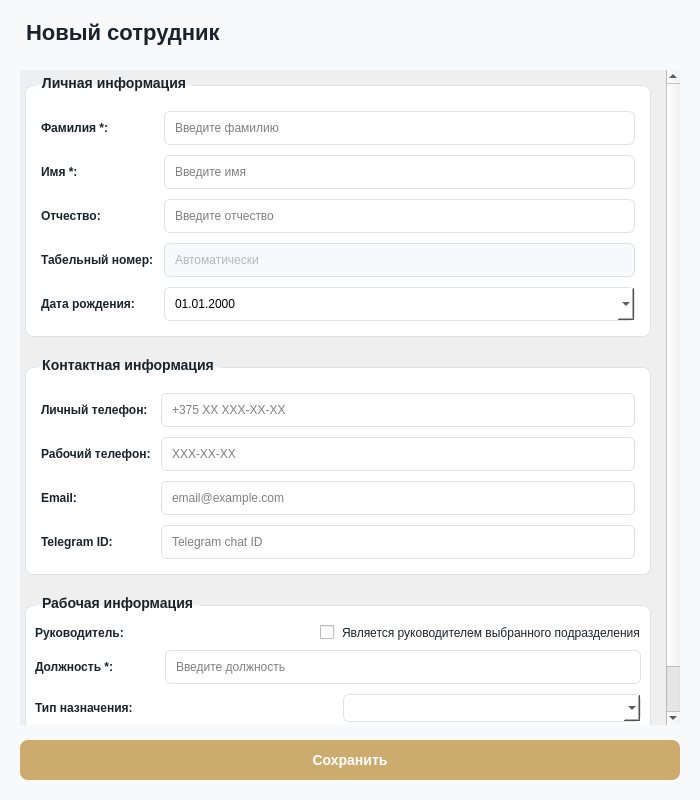
Above: client/ui/system/employees/employee_dialog.ui from lerakaplich/Documents before the change. Below: the same form after it.
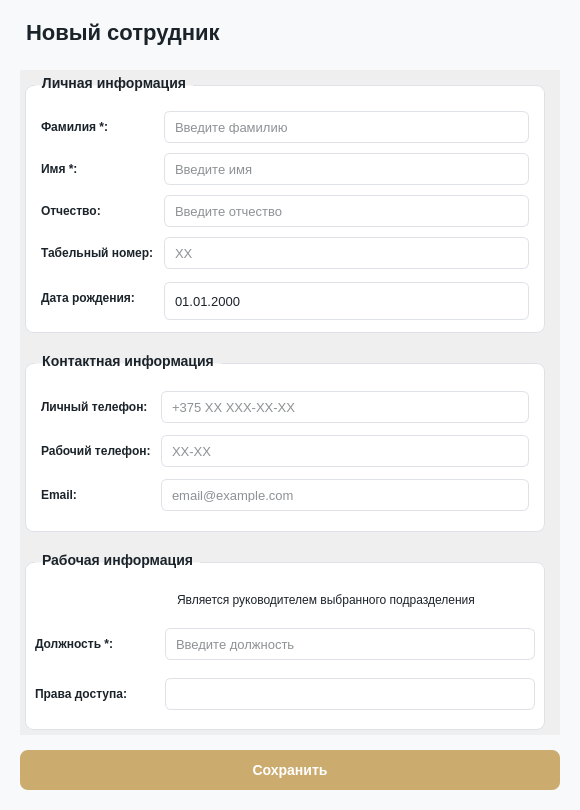
That is the form after the change. Icons and pictures are not drawn.

```diff
--- a/client/ui/system/employees/employee_dialog.ui
+++ b/client/ui/system/employees/employee_dialog.ui
@@ -6,19 +6,462 @@
    <rect>
     <x>0</x>
     <y>0</y>
-    <width>700</width>
-    <height>800</height>
+    <width>580</width>
+    <height>810</height>
    </rect>
   </property>
   <property name="windowTitle">
    <string>Сотрудник</string>
   </property>
   <property name="styleSheet">
-   <string notr="true">
+   <string notr="true">QScrollArea {
+ border: none;
+ background-color: transparent;
+}
 QDialog {
     background-color: #f8f9fa;
 }
-</string>
+QCheckBox {
+    color: #1B232A;
+    spacing: 0px;
+    font-size: 12px;
+    background: transparent;
+}
+
+QCheckBox::indicator {
+    width: 18px;
+    height: 18px;
+    image: url(&quot;D:/Documents/client/icons/cb_unchecked.png&quot;);
+}
+
+QCheckBox::indicator:checked {
+    image: url(&quot;D:/Documents/client/icons/cb_checked.png&quot;);
+}
+
+QScrollBar::vertical {
+    background: #F5F5F5;
+    width: 8px;
+    border-radius: 4px;
+    margin: 0px;
+    border: none;
+}
+
+QScrollBar::handle:vertical {
+    background: #C1C1C1;
+    border-radius: 4px;
+    min-height: 20px;
+}
+
+QScrollBar::handle:vertical:hover {
+    background: #A0A0A0;
+}
+
+QScrollBar::handle:vertical:pressed {
+    background: #888888;
+}
+
+QScrollBar::add-line:vertical,
+QScrollBar::sub-line:vertical {
+    border: none;
+    background: none;
+    width: 0px;
+    height: 0px;
+}
+
+QScrollBar::add-page:vertical,
+QScrollBar::sub-page:vertical {
+    background: none;
+}
+
+QScrollBar:horizontal {
+    border: none;
+    background: #F5F5F5;
+    height: 8px;
+    margin: 0px;
+    border-radius: 4px;
+}
+
+QScrollBar::handle:horizontal {
+    background: #C1C1C1;
+    border-radius: 4px;
+    min-width: 20px;
+}
+
+QScrollBar::handle:horizontal:hover {
+    background: #A0A0A0;
+}
+
+QScrollBar::handle:horizontal:pressed {
+    background: #888888;
+}
+
+QScrollBar::add-line:horizontal,
+QScrollBar::sub-line:horizontal {
+    border: none;
+    background: none;
+    width: 0px;
+    height: 0px;
+}
+
+QScrollBar::add-page:horizontal,
+QScrollBar::sub-page:horizontal {
+    background: none;
+}
+
+/* ===== СТИЛИ ДЛЯ QComboBox ===== */
+QComboBox {
+    border: 1px solid #dee2e6;
+    border-radius: 6px;
+    padding: 8px;
+    padding-right: 30px;
+    background-color: white;
+    color: #1B232A;
+    font-size: 13px;
+    outline: none;
+    min-height: 20px;
+}
+
+QComboBox:hover {
+    border-color: #ccab6e;
+}
+
+QComboBox:focus {
+    border: 2px solid #ccab6e;
+}
+
+QComboBox::drop-down {
+    subcontrol-origin: padding;
+    subcontrol-position: top right;
+    width: 30px;
+    border: none;
+}
+
+QComboBox::down-arrow {
+    image: url(D:/Documents/client/icons/down_arrow_combo.svg);
+    width: 16px;
+    height: 16px;
+    margin-right: 6px;
+}
+
+QComboBox QAbstractItemView {
+    border-radius: 6px;
+    background-color: white;
+    color: #1B232A;
+    padding: 4px;
+    outline: none;
+    border: 1px solid #ccab6e;
+}
+
+QComboBox QAbstractItemView::item {
+    padding: 8px;
+    color: #1B232A;
+    border: none;
+    outline: none;
+}
+
+QComboBox QAbstractItemView::item:hover {
+    background-color: #e3f2fd;
+    color: #1B232A;
+}
+
+QComboBox QAbstractItemView::item:selected {
+    background-color: #e3f2fd;
+    color: #1B232A;
+}
+
+/* ===== СТИЛИ ДЛЯ QDateEdit ===== */
+QDateEdit {
+    border: 1px solid #dee2e6;
+    border-radius: 6px;
+    padding: 8px;
+    padding-right: 30px;
+    background-color: white;
+    color: #1B232A;
+    font-size: 13px;
+    outline: none;
+    min-height: 20px;
+}
+
+QDateEdit:hover {
+    border-color: #ccab6e;
+}
+
+QDateEdit:focus {
+    border: 2px solid #ccab6e;
+}
+
+QDateEdit::drop-down {
+    subcontrol-origin: padding;
+    subcontrol-position: top right;
+    width: 30px;
+    border: none;
+}
+
+QDateEdit::down-arrow {
+    image: url(D:/Documents/client/icons/calendar_date.png);
+    width: 18px;
+    height: 18px;
+    margin-right: 8px;
+}
+
+/* ===== СТИЛИ ДЛЯ QLineEdit ===== */
+QLineEdit {
+    border: 1px solid #dee2e6;
+    border-radius: 6px;
+    padding: 8px;
+    background-color: white;
+    color: #1B232A;
+    font-size: 13px;
+}
+
+QLineEdit:hover {
+    border-color: #ccab6e;
+}
+
+QLineEdit:focus {
+    border: 2px solid #ccab6e;
+}
+
+/* ===== СТИЛИ ДЛЯ КАЛЕНДАРЯ QCalendarWidget ===== */
+QCalendarWidget {
+    background-color: white;
+    border-radius: 8px;
+    border: 1px solid #CCAB6E;
+}
+
+QCalendarWidget QWidget#qt_calendar_navigationbar {
+    background-color: white;
+    color: #1B232A;
+    border-radius: 8px 8px 0 0;
+}
+
+QCalendarWidget QWidget {
+    background-color: white;
+    color: #1B232A;
+}
+
+QCalendarWidget QToolButton#qt_calendar_prevmonth,
+QCalendarWidget QToolButton#qt_calendar_nextmonth {
+    background-color: transparent;
+    color: #1B232A;
+    border: none;
+    border-radius: 4px;
+    padding: 4px 8px;
+    font-size: 16px;
+    font-weight: bold;
+}
+
+QCalendarWidget QToolButton#qt_calendar_prevmonth:hover,
+QCalendarWidget QToolButton#qt_calendar_nextmonth:hover {
+    background-color: #e3f2fd;
+}
+
+QCalendarWidget QToolButton#qt_calendar_monthbutton,
+QCalendarWidget QToolButton#qt_calendar_yearbutton {
+    background-color: white;
+    color: #1B232A;
+    border: none;
+    border-radius: 4px;
+    padding: 4px 12px;
+    font-weight: bold;
+}
+
+QCalendarWidget QToolButton#qt_calendar_monthbutton:hover,
+QCalendarWidget QToolButton#qt_calendar_yearbutton:hover {
+    background-color: #e3f2fd;
+}
+
+QCalendarWidget QMenu {
+    background-color: white;
+    border: 1px solid #CCAB6E;
+    border-radius: 6px;
+    color: #1B232A;
+}
+
+QCalendarWidget QMenu::item {
+    padding: 6px 20px;
+    border-radius: 4px;
+}
+
+QCalendarWidget QMenu::item:selected {
+    background-color: #e3f2fd;
+    color: #1B232A;
+}
+
+QCalendarWidget QWidget#qt_calendar_weekday {
+    color: white;
+    font-weight: bold;
+    background-color: #CCAB6E;
+    padding: 4px;
+}
+
+QCalendarWidget QToolButton#qt_calendar_day {
+    border: none;
+    border-radius: 4px;
+    padding: 4px;
+    color: #1B232A;
+    background-color: transparent;
+}
+
+QCalendarWidget QToolButton#qt_calendar_day:hover {
+    background-color: #e3f2fd;
+    color: #1B232A;
+}
+
+QCalendarWidget QToolButton#qt_calendar_day:checked {
+    background-color: #CCAB6E;
+    color: white;
+    border-radius: 4px;
+}
+
+QCalendarWidget QToolButton#qt_calendar_day:checked:hover {
+    background-color: #998664;
+}
+
+QCalendarWidget QToolButton#qt_calendar_day:disabled {
+    color: #B0B0B0;
+}
+
+QCalendarWidget QToolButton#qt_calendar_day[property=&quot;isToday&quot;] {
+    background-color: #D22730;
+    color: white;
+    border-radius: 4px;
+}
+
+QCalendarWidget QToolButton#qt_calendar_day[property=&quot;isToday&quot;]:hover {
+    background-color: #862633;
+}
+
+QCalendarWidget QToolButton#qt_calendar_day[property=&quot;isToday&quot;]:checked {
+    background-color: #CCAB6E;
+    color: white;
+}
+
+/* ===== СТИЛИ ДЛЯ КАЛЕНДАРЯ В ПОПАПЕ QDateEdit ===== */
+QDateEdit QCalendarWidget {
+    background-color: white;
+    border-radius: 8px;
+    border: 1px solid #CCAB6E;
+}
+
+QDateEdit QCalendarWidget QWidget#qt_calendar_navigationbar {
+    background-color: white;
+    color: #1B232A;
+    border-radius: 8px 8px 0 0;
+}
+
+QDateEdit QCalendarWidget QToolButton#qt_calendar_prevmonth,
+QDateEdit QCalendarWidget QToolButton#qt_calendar_nextmonth {
+    background-color: transparent;
+    color: #1B232A;
+    border: none;
+    border-radius: 4px;
+    padding: 4px 8px;
+    font-size: 16px;
+    font-weight: bold;
+}
+
+QDateEdit QCalendarWidget QToolButton#qt_calendar_prevmonth:hover,
+QDateEdit QCalendarWidget QToolButton#qt_calendar_nextmonth:hover {
+    background-color: #e3f2fd;
+}
+
+QDateEdit QCalendarWidget QToolButton#qt_calendar_monthbutton,
+QDateEdit QCalendarWidget QToolButton#qt_calendar_yearbutton {
+    background-color: white;
+    color: #1B232A;
+    border: none;
+    border-radius: 4px;
+    padding: 4px 12px;
+    font-weight: bold;
+}
+
+QDateEdit QCalendarWidget QToolButton#qt_calendar_monthbutton:hover,
+QDateEdit QCalendarWidget QToolButton#qt_calendar_yearbutton:hover {
+    background-color: #e3f2fd;
+}
+
+QDateEdit QCalendarWidget QWidget#qt_calendar_weekday {
+    color: white;
+    font-weight: bold;
+    background-color: #CCAB6E;
+    padding: 4px;
+}
+
+QDateEdit QCalendarWidget QToolButton#qt_calendar_day {
+    border: none;
+    border-radius: 4px;
+    padding: 4px;
+    color: #1B232A;
+    background-color: transparent;
+}
+
+QDateEdit QCalendarWidget QToolButton#qt_calendar_day:hover {
+    background-color: #e3f2fd;
+    color: #1B232A;
+}
+
+QDateEdit QCalendarWidget QToolButton#qt_calendar_day:checked {
+    background-color: #CCAB6E;
+    color: white;
+    border-radius: 4px;
+}
+
+QDateEdit QCalendarWidget QToolButton#qt_calendar_day:checked:hover {
+    background-color: #998664;
+}
+
+QDateEdit QCalendarWidget QToolButton#qt_calendar_day:disabled {
+    color: #B0B0B0;
+}
+
+QDateEdit QCalendarWidget QToolButton#qt_calendar_day[property=&quot;isToday&quot;] {
+    background-color: #D22730;
+    color: white;
+    border-radius: 4px;
+}
+
+QDateEdit QCalendarWidget QToolButton#qt_calendar_day[property=&quot;isToday&quot;]:hover {
+    background-color: #862633;
+}
+
+QDateEdit QCalendarWidget QToolButton#qt_calendar_day[property=&quot;isToday&quot;]:checked {
+    background-color: #CCAB6E;
+    color: white;
+}
+
+/* ===== СТИЛИ ДЛЯ QGroupBox ===== */
+QGroupBox {
+    font-weight: bold;
+    font-size: 14px;
+    border: 1px solid #dee2e6;
+    border-radius: 8px;
+    margin-top: 10px;
+    padding-top: 10px;
+    background-color: white;
+}
+QGroupBox::title {
+    subcontrol-origin: margin;
+    left: 10px;
+    padding: 0 5px 0 5px;
+    color: #1B232A;
+}
+
+/* ===== СТИЛИ ДЛЯ QPushButton (Сохранить) ===== */
+QPushButton#saveButton {
+    background-color: #ccab6e;
+    color: white;
+    border-radius: 8px;
+    font-weight: bold;
+    font-size: 14px;
+    border: none;
+}
+QPushButton#saveButton:hover {
+    background-color: #b8945a;
+}
+QPushButton#saveButton:pressed {
+    background-color: #a07d4a;
+}</string>
   </property>
   <layout class="QVBoxLayout" name="mainLayout">
    <property name="spacing">
@@ -49,35 +492,75 @@
    <item>
     <widget class="QScrollArea" name="scrollArea">
      <property name="styleSheet">
-      <string notr="true">
-QScrollArea {
+      <string notr="true">QScrollBar::vertical {
+    background: #F5F5F5;
+    width: 8px;
+    border-radius: 4px;
+    margin: 0px;
     border: none;
-    background-color: transparent;
 }
-QScrollBar:vertical {
-    background: #e8e8e8;
-    width: 10px;
-    border-radius: 5px;
-    margin: 2px;
-}
+
 QScrollBar::handle:vertical {
-    background: #ccab6e;
-    border-radius: 5px;
-    min-height: 30px;
+    background: #C1C1C1;
+    border-radius: 4px;
+    min-height: 20px;
 }
+
 QScrollBar::handle:vertical:hover {
     background: #b8945a;
 }
+
 QScrollBar::handle:vertical:pressed {
     background: #a07d4a;
 }
-QScrollBar::add-line:vertical, QScrollBar::sub-line:vertical {
+
+QScrollBar::add-line:vertical,
+QScrollBar::sub-line:vertical {
+    border: none;
+    background: none;
+    width: 0px;
     height: 0px;
 }
-QScrollBar::add-page:vertical, QScrollBar::sub-page:vertical {
+
+QScrollBar::add-page:vertical,
+QScrollBar::sub-page:vertical {
     background: none;
 }
-</string>
+
+QScrollBar:horizontal {
+    border: none;
+    background: #F5F5F5;
+    height: 8px;
+    margin: 0px;
+    border-radius: 4px;
+}
+
+QScrollBar::handle:horizontal {
+    background: #C1C1C1;
+    border-radius: 4px;
+    min-width: 20px;
+}
+
+QScrollBar::handle:horizontal:hover {
+    background: #A0A0A0;
+}
+
+QScrollBar::handle:horizontal:pressed {
+    background: #888888;
+}
+
+QScrollBar::add-line:horizontal,
+QScrollBar::sub-line:horizontal {
+    border: none;
+    background: none;
+    width: 0px;
+    height: 0px;
+}
+
+QScrollBar::add-page:horizontal,
+QScrollBar::sub-page:horizontal {
+    background: none;
+}</string>
      </property>
      <property name="widgetResizable">
       <bool>true</bool>
@@ -86,9 +569,9 @@
       <property name="geometry">
        <rect>
         <x>0</x>
-        <y>-102</y>
-        <width>650</width>
-        <height>750</height>
+        <y>0</y>
+        <width>540</width>
+        <height>660</height>
        </rect>
       </property>
       <layout class="QVBoxLayout" name="scrollLayout">
@@ -109,23 +592,6 @@
        </property>
        <item>
         <widget class="QGroupBox" name="personalInfoGroup">
-         <property name="styleSheet">
-          <string>QGroupBox {
-    font-weight: bold;
-    font-size: 14px;
-    border: 1px solid #dee2e6;
-    border-radius: 8px;
-    margin-top: 10px;
-    padding-top: 10px;
-    background-color: white;
-}
-QGroupBox::title {
-    subcontrol-origin: margin;
-    left: 10px;
-    padding: 0 5px 0 5px;
-    color: #1B232A;
-}</string>
-         </property>
          <property name="title">
           <string>Личная информация</string>
          </property>
@@ -157,8 +623,17 @@
           </item>
           <item row="0" column="1">
            <widget class="QLineEdit" name="lastNameEdit">
-            <property name="styleSheet">
-             <string>border: 1px solid #dee2e6; border-radius: 6px; padding: 8px; background-color: white;</string>
+            <property name="minimumSize">
+             <size>
+              <width>0</width>
+              <height>32</height>
+             </size>
+            </property>
+            <property name="maximumSize">
+             <size>
+              <width>16777215</width>
+              <height>32</height>
+             </size>
             </property>
             <property name="placeholderText">
              <string>Введите фамилию</string>
@@ -177,8 +652,17 @@
           </item>
           <item row="1" column="1">
            <widget class="QLineEdit" name="firstNameEdit">
-            <property name="styleSheet">
-             <string>border: 1px solid #dee2e6; border-radius: 6px; padding: 8px; background-color: white;</string>
+            <property name="minimumSize">
+             <size>
+              <width>0</width>
+              <height>32</height>
+             </size>
+            </property>
+            <property name="maximumSize">
+             <size>
+              <width>16777215</width>
+              <height>32</height>
+             </size>
             </property>
             <property name="placeholderText">
              <string>Введите имя</string>
@@ -197,8 +681,17 @@
           </item>
           <item row="2" column="1">
            <widget class="QLineEdit" name="patronymicEdit">
-            <property name="styleSheet">
-             <string>border: 1px solid #dee2e6; border-radius: 6px; padding: 8px; background-color: white;</string>
+            <property name="minimumSize">
+             <size>
+              <width>0</width>
+              <height>32</height>
+             </size>
+            </property>
+            <property name="maximumSize">
+             <size>
+              <width>16777215</width>
+              <height>32</height>
+             </size>
             </property>
             <property name="placeholderText">
              <string>Введите отчество</string>
@@ -217,14 +710,20 @@
           </item>
           <item row="3" column="1">
            <widget class="QLineEdit" name="serviceNumberEdit">
-            <property name="styleSheet">
-             <string>border: 1px solid #dee2e6; border-radius: 6px; padding: 8px; background-color: #f8f9fa; color: #6c757d;</string>
+            <property name="minimumSize">
+             <size>
+              <width>0</width>
+              <height>32</height>
+             </size>
             </property>
-            <property name="readOnly">
-             <bool>true</bool>
+            <property name="maximumSize">
+             <size>
+              <width>16777215</width>
+              <height>32</height>
+             </size>
             </property>
             <property name="placeholderText">
-             <string>Автоматически</string>
+             <string>XX</string>
             </property>
            </widget>
           </item>
@@ -240,8 +739,17 @@
           </item>
           <item row="4" column="1">
            <widget class="QDateEdit" name="birthDateEdit">
-            <property name="styleSheet">
-             <string>border: 1px solid #dee2e6; border-radius: 6px; padding: 8px; background-color: white;</string>
+            <property name="minimumSize">
+             <size>
+              <width>0</width>
+              <height>32</height>
+             </size>
+            </property>
+            <property name="maximumSize">
+             <size>
+              <width>16777215</width>
+              <height>32</height>
+             </size>
             </property>
             <property name="displayFormat">
              <string>dd.MM.yyyy</string>
@@ -256,23 +764,6 @@
        </item>
        <item>
         <widget class="QGroupBox" name="contactInfoGroup">
-         <property name="styleSheet">
-          <string>QGroupBox {
-    font-weight: bold;
-    font-size: 14px;
-    border: 1px solid #dee2e6;
-    border-radius: 8px;
-    margin-top: 10px;
-    padding-top: 10px;
-    background-color: white;
-}
-QGroupBox::title {
-    subcontrol-origin: margin;
-    left: 10px;
-    padding: 0 5px 0 5px;
-    color: #1B232A;
-}</string>
-         </property>
          <property name="title">
           <string>Контактная информация</string>
          </property>
@@ -292,66 +783,6 @@
           <property name="spacing">
            <number>10</number>
           </property>
-          <item row="3" column="0">
-           <widget class="QLabel" name="chatIdLabel">
-            <property name="styleSheet">
-             <string>color: #1B232A; font-weight: 500;</string>
-            </property>
-            <property name="text">
-             <string>Telegram ID:</string>
-            </property>
-           </widget>
-          </item>
-          <item row="3" column="1">
-           <widget class="QLineEdit" name="chatIdEdit">
-            <property name="styleSheet">
-             <string>border: 1px solid #dee2e6; border-radius: 6px; padding: 8px; background-color: white;</string>
-            </property>
-            <property name="placeholderText">
-             <string>Telegram chat ID</string>
-            </property>
-           </widget>
-          </item>
-          <item row="2" column="1">
-           <widget class="QLineEdit" name="emailEdit">
-            <property name="styleSheet">
-             <string>border: 1px solid #dee2e6; border-radius: 6px; padding: 8px; background-color: white;</string>
-            </property>
-            <property name="placeholderText">
-             <string>email@example.com</string>
-            </property>
-           </widget>
-          </item>
-          <item row="1" column="1">
-           <widget class="QLineEdit" name="workPhoneEdit">
-            <property name="styleSheet">
-             <string>border: 1px solid #dee2e6; border-radius: 6px; padding: 8px; background-color: white;</string>
-            </property>
-            <property name="placeholderText">
-             <string>XXX-XX-XX</string>
-            </property>
-           </widget>
-          </item>
-          <item row="0" column="0">
-           <widget class="QLabel" name="phoneLabel">
-            <property name="styleSheet">
-             <string>color: #1B232A; font-weight: 500;</string>
-            </property>
-            <property name="text">
-             <string>Личный телефон:</string>
-            </property>
-           </widget>
-          </item>
-          <item row="0" column="1">
-           <widget class="QLineEdit" name="phoneEdit">
-            <property name="styleSheet">
-             <string>border: 1px solid #dee2e6; border-radius: 6px; padding: 8px; background-color: white;</string>
-            </property>
-            <property name="placeholderText">
-             <string>+375 XX XXX-XX-XX</string>
-            </property>
-           </widget>
-          </item>
           <item row="2" column="0">
            <widget class="QLabel" name="emailLabel">
             <property name="styleSheet">
@@ -372,28 +803,78 @@
             </property>
            </widget>
           </item>
+          <item row="0" column="0">
+           <widget class="QLabel" name="phoneLabel">
+            <property name="styleSheet">
+             <string>color: #1B232A; font-weight: 500;</string>
+            </property>
+            <property name="text">
+             <string>Личный телефон:</string>
+            </property>
+           </widget>
+          </item>
+          <item row="0" column="1">
+           <widget class="QLineEdit" name="phoneEdit">
+            <property name="minimumSize">
+             <size>
+              <width>0</width>
+              <height>32</height>
+             </size>
+            </property>
+            <property name="maximumSize">
+             <size>
+              <width>16777215</width>
+              <height>32</height>
+             </size>
+            </property>
+            <property name="placeholderText">
+             <string>+375 XX XXX-XX-XX</string>
+            </property>
+           </widget>
+          </item>
+          <item row="1" column="1">
+           <widget class="QLineEdit" name="workPhoneEdit">
+            <property name="minimumSize">
+             <size>
+              <width>0</width>
+              <height>32</height>
+             </size>
+            </property>
+            <property name="maximumSize">
+             <size>
+              <width>16777215</width>
+              <height>32</height>
+             </size>
+            </property>
+            <property name="placeholderText">
+             <string>XX-XX</string>
+            </property>
+           </widget>
+          </item>
+          <item row="2" column="1">
+           <widget class="QLineEdit" name="emailEdit">
+            <property name="minimumSize">
+             <size>
+              <width>0</width>
+              <height>32</height>
+             </size>
+            </property>
+            <property name="maximumSize">
+             <size>
+              <width>16777215</width>
+              <height>32</height>
+             </size>
+            </property>
+            <property name="placeholderText">
+             <string>email@example.com</string>
+            </property>
+           </widget>
+          </item>
          </layout>
         </widget>
        </item>
        <item>
         <widget class="QGroupBox" name="workInfoGroup">
-         <property name="styleSheet">
-          <string>QGroupBox {
-    font-weight: bold;
-    font-size: 14px;
-    border: 1px solid #dee2e6;
-    border-radius: 8px;
-    margin-top: 10px;
-    padding-top: 10px;
-    background-color: white;
-}
-QGroupBox::title {
-    subcontrol-origin: margin;
-    left: 10px;
-    padding: 0 5px 0 5px;
-    color: #1B232A;
-}</string>
-         </property>
          <property name="title">
           <string>Рабочая информация</string>
          </property>
@@ -411,23 +892,35 @@
           <item>
            <layout class="QHBoxLayout" name="isLeaderLayout">
             <item>
-             <widget class="QLabel" name="isLeaderLabel">
-              <property name="minimumSize">
+             <spacer name="isLeaderLeftSpacer">
+              <property name="orientation">
+               <enum>Qt::Orientation::Horizontal</enum>
+              </property>
+              <property name="sizeType">
+               <enum>QSizePolicy::Policy::Fixed</enum>
+              </property>
+              <property name="sizeHint" stdset="0">
                <size>
                 <width>120</width>
-                <height>0</height>
+                <height>20</height>
                </size>
               </property>
-              <property name="styleSheet">
-               <string>color: #1B232A; font-weight: 500;</string>
-              </property>
-              <property name="text">
-               <string>Руководитель:</string>
-              </property>
-             </widget>
+             </spacer>
             </item>
             <item>
              <widget class="QCheckBox" name="isLeaderCheckbox">
+              <property name="minimumSize">
+               <size>
+                <width>350</width>
+                <height>0</height>
+               </size>
+              </property>
+              <property name="maximumSize">
+               <size>
+                <width>350</width>
+                <height>16777215</height>
+               </size>
+              </property>
               <property name="styleSheet">
                <string>spacing: 8px; color: #1B232A;</string>
               </property>
@@ -436,6 +929,26 @@
               </property>
              </widget>
             </item>
+            <item>
+             <spacer name="isLeaderRightSpacer">
+              <property name="orientation">
+               <enum>Qt::Orientation::Horizontal</enum>
+              </property>
+              <property name="sizeHint" stdset="0">
+               <size>
+                <width>40</width>
+                <height>20</height>
+               </size>
+              </property>
+             </spacer>
+            </item>
+           </layout>
+          </item>
+          <item>
+           <layout class="QVBoxLayout" name="hierarchyLayout">
+            <property name="spacing">
+             <number>8</number>
+            </property>
            </layout>
           </item>
           <item>
@@ -458,8 +971,17 @@
             </item>
             <item>
              <widget class="QLineEdit" name="positionEdit">
-              <property name="styleSheet">
-               <string>border: 1px solid #dee2e6; border-radius: 6px; padding: 8px; background-color: white;</string>
+              <property name="minimumSize">
+               <size>
+                <width>0</width>
+                <height>32</height>
+               </size>
+              </property>
+              <property name="maximumSize">
+               <size>
+                <width>16777215</width>
+                <height>32</height>
+               </size>
               </property>
               <property name="placeholderText">
                <string>Введите должность</string>
@@ -468,33 +990,6 @@
             </item>
            </layout>
           </item>
-          <item>
-           <layout class="QHBoxLayout" name="assignmentTypeLayout">
-            <item>
-             <widget class="QLabel" name="assignmentTypeLabel">
-              <property name="minimumSize">
-               <size>
-                <width>120</width>
-                <height>0</height>
-               </size>
-              </property>
-              <property name="styleSheet">
-               <string>color: #1B232A; font-weight: 500;</string>
-              </property>
-              <property name="text">
-               <string>Тип назначения:</string>
-              </property>
-             </widget>
-            </item>
-            <item>
-             <widget class="QComboBox" name="assignmentTypeCombo">
-              <property name="styleSheet">
-               <string>border: 1px solid #dee2e6; border-radius: 6px; padding: 5px; background-color: white;</string>
-              </property>
-             </widget>
-            </item>
-           </layout>
-          </item>
           <item>
            <layout class="QHBoxLayout" name="rightsLayout">
             <item>
@@ -505,6 +1000,12 @@
                 <height>0</height>
                </size>
               </property>
+              <property name="maximumSize">
+               <size>
+                <width>120</width>
+                <height>16777215</height>
+               </size>
+              </property>
               <property name="styleSheet">
                <string>color: #1B232A; font-weight: 500;</string>
               </property>
@@ -530,43 +1031,20 @@
     </widget>
    </item>
    <item>
-    <layout class="QHBoxLayout" name="buttonLayout">
-     <property name="spacing">
-      <number>15</number>
+    <widget class="QPushButton" name="saveButton">
+     <property name="minimumSize">
+      <size>
+       <width>120</width>
+       <height>40</height>
+      </size>
      </property>
-     <item>
-      <widget class="QPushButton" name="saveButton">
-       <property name="minimumSize">
-        <size>
-         <width>120</width>
-         <height>40</height>
-        </size>
-       </property>
-       <property name="cursor">
-        <cursorShape>PointingHandCursor</cursorShape>
-       </property>
-       <property name="styleSheet">
-        <string>QPushButton {
-    background-color: #ccab6e;
-    color: white;
-    border-radius: 8px;
-    font-weight: bold;
-    font-size: 14px;
-    border: none;
-}
-QPushButton:hover {
-    background-color: #b8945a;
-}
-QPushButton:pressed {
-    background-color: #a07d4a;
-}</string>
-       </property>
-       <property name="text">
-        <string>Сохранить</string>
-       </property>
-      </widget>
-     </item>
-    </layout>
+     <property name="cursor">
+      <cursorShape>PointingHandCursor</cursorShape>
+     </property>
+     <property name="text">
+      <string>Сохранить</string>
+     </property>
+    </widget>
    </item>
   </layout>
  </widget>
```
Left out of the diff: 11 changed lines with no effect on the pictures.
